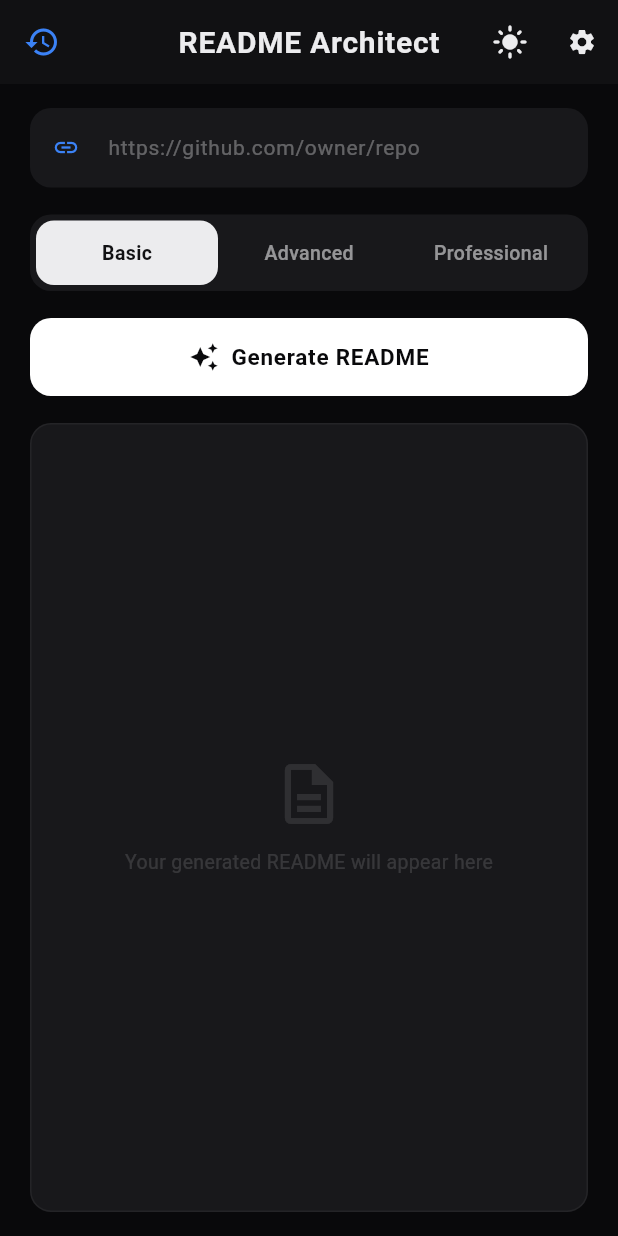
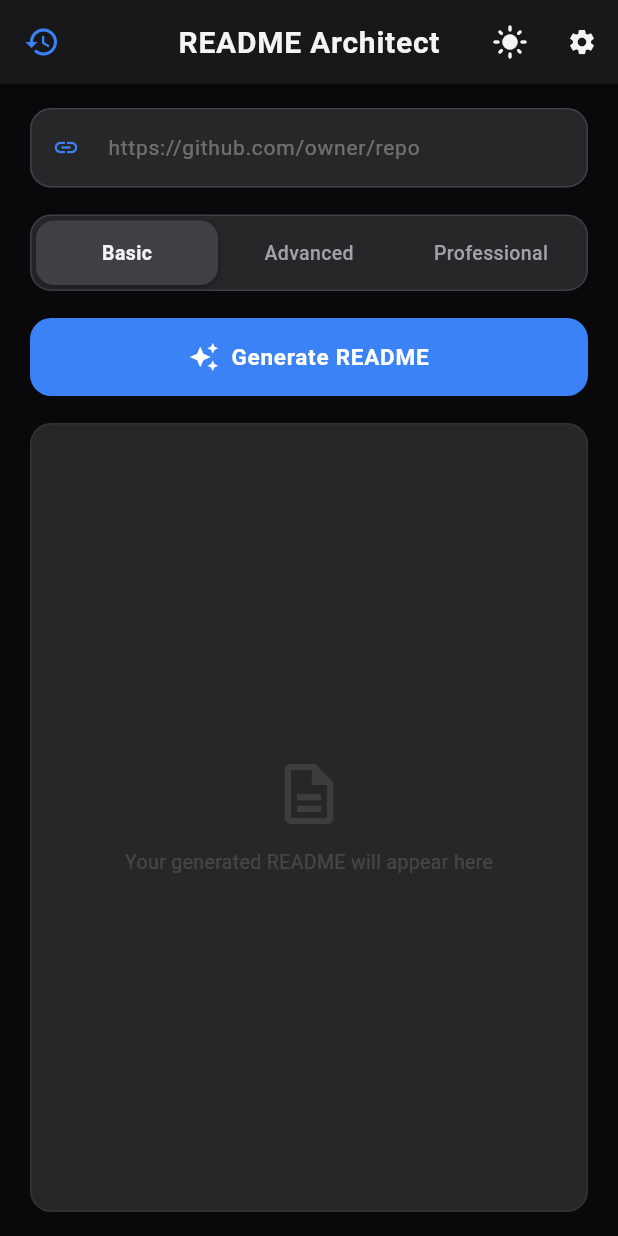
Before and after one commit to JAIN2309/ReadmeArchitect, a Flutter app: the MobileScreen screen opened directly, on a phone screen of 412 x 824 dp. Run offline on Flutter 3.47's test engine with Material 3 defaults, Android fonts, the phone set to English and light mode, and no system bars; our stand-ins replace flutter_markdown, flutter_secure_storage, shared_preferences; missing offline and left inert: universal_html; accounts and stored records are empty; Roboto replaces fonts that are missing (Segoe UI).

Commit message:
style: Overhaul segmented tab switch, light/dark color contrast, and primary generate button

```diff
--- a/frontend/lib/screens/desktop_screen.dart
+++ b/frontend/lib/screens/desktop_screen.dart
@@ -248,7 +248,7 @@ class _DesktopScreenState extends State<DesktopScreen>
         color: Theme.of(context).colorScheme.surface,
         border: Border(
           bottom: BorderSide(
-            color: Theme.of(context).colorScheme.onSurface.withAlpha(15),
+            color: Theme.of(context).colorScheme.surfaceContainerHighest,
           ),
         ),
       ),
--- a/frontend/lib/theme/app_theme.dart
+++ b/frontend/lib/theme/app_theme.dart
@@ -1,59 +1,60 @@
 import 'package:flutter/material.dart';
 
 class AppTheme {
-  // ── Light Mode ─ Clean, Airy, High-Contrast ────────────────────────────
+  // ── Pristine Modern Light Mode (Slate Palette) ───────────────────────────
   static final ThemeData lightTheme = ThemeData(
     brightness: Brightness.light,
-    scaffoldBackgroundColor: const Color(0xFFF7F8FA),
+    scaffoldBackgroundColor: const Color(0xFFF8FAFC), // Slate 50
     fontFamily: 'Segoe UI',
     useMaterial3: true,
     colorScheme: const ColorScheme.light(
-      primary: Color(0xFF0066FF),       // Vivid Blue
+      primary: Color(0xFF2563EB),                  // Blue 600 accent
       onPrimary: Colors.white,
-      surface: Colors.white,
-      onSurface: Color(0xFF1A1A1A),     // Near-black text
-      surfaceContainerHigh: Color(0xFFF0F1F3),   // Input fields / cards
-      surfaceContainerHighest: Color(0xFFDCDEE3), // Borders
-      secondary: Color(0xFF0066FF),
+      surface: Colors.white,                        // Cards, Panels, Toolbar
+      onSurface: Color(0xFF0F172A),                // Slate 900 - Crisp dark text
+      surfaceContainerHigh: Color(0xFFF1F5F9),      // Slate 100 - Inputs, Tabs container
+      surfaceContainerHighest: Color(0xFFE2E8F0),   // Slate 200 - Borders, Dividers
+      secondary: Color(0xFF2563EB),
       onSecondary: Colors.white,
     ),
     appBarTheme: const AppBarTheme(
       backgroundColor: Colors.white,
-      foregroundColor: Color(0xFF1A1A1A),
+      foregroundColor: Color(0xFF0F172A),
       elevation: 0,
       scrolledUnderElevation: 0.5,
     ),
-    dividerColor: const Color(0xFFE2E4E9),
+    dividerColor: const Color(0xFFE2E8F0),
     cardColor: Colors.white,
     elevatedButtonTheme: ElevatedButtonThemeData(
       style: ElevatedButton.styleFrom(
-        backgroundColor: const Color(0xFF1A1A1A),
+        backgroundColor: const Color(0xFF2563EB),
         foregroundColor: Colors.white,
-        elevation: 0,
+        elevation: 2,
+        shadowColor: const Color(0xFF2563EB).withAlpha(80),
         shape: RoundedRectangleBorder(borderRadius: BorderRadius.circular(10)),
       ),
     ),
   );
 
-  // ── Dark Mode ─ Rich, Deep, Premium ────────────────────────────────────
+  // ── Premium Dark Mode (Zinc Palette) ────────────────────────────────────
   static final ThemeData darkTheme = ThemeData(
     brightness: Brightness.dark,
-    scaffoldBackgroundColor: const Color(0xFF09090B),  // Near-black
+    scaffoldBackgroundColor: const Color(0xFF09090B), // Zinc 950 - Deep dark
     fontFamily: 'Segoe UI',
     useMaterial3: true,
     colorScheme: const ColorScheme.dark(
-      primary: Color(0xFF3B82F6),       // Bright Blue accent
+      primary: Color(0xFF3B82F6),                  // Blue 500 - Vibrant blue accent
       onPrimary: Colors.white,
-      surface: Color(0xFF111113),       // Panels / cards
-      onSurface: Color(0xFFECECEE),    // High-contrast white text
-      surfaceContainerHigh: Color(0xFF18181B),  // Input fields / containers
-      surfaceContainerHighest: Color(0xFF27272A), // Borders
+      surface: Color(0xFF18181B),                  // Zinc 900 - Panels, Toolbar
+      onSurface: Color(0xFFF4F4F5),                // Zinc 100 - Crisp white text
+      surfaceContainerHigh: Color(0xFF27272A),      // Zinc 800 - Inputs, Tabs container
+      surfaceContainerHighest: Color(0xFF3F3F46),   // Zinc 700 - Borders, Dividers
       secondary: Color(0xFF3B82F6),
       onSecondary: Colors.white,
     ),
     appBarTheme: const AppBarTheme(
-      backgroundColor: Color(0xFF111113),
-      foregroundColor: Color(0xFFECECEE),
+      backgroundColor: Color(0xFF18181B),
+      foregroundColor: Color(0xFFF4F4F5),
       elevation: 0,
       scrolledUnderElevation: 0,
     ),
@@ -61,9 +62,10 @@ class AppTheme {
     cardColor: const Color(0xFF18181B),
     elevatedButtonTheme: ElevatedButtonThemeData(
       style: ElevatedButton.styleFrom(
-        backgroundColor: Colors.white,
-        foregroundColor: const Color(0xFF09090B),
-        elevation: 0,
+        backgroundColor: const Color(0xFF3B82F6),
+        foregroundColor: Colors.white,
+        elevation: 2,
+        shadowColor: const Color(0xFF3B82F6).withAlpha(80),
         shape: RoundedRectangleBorder(borderRadius: BorderRadius.circular(10)),
       ),
     ),
--- a/frontend/lib/widgets/shared/generate_button.dart
+++ b/frontend/lib/widgets/shared/generate_button.dart
@@ -41,7 +41,7 @@ class GenerateButton extends StatelessWidget {
                 width: 20,
                 child: CircularProgressIndicator(
                   strokeWidth: 2.5,
-                  color: Theme.of(context).colorScheme.surface,
+                  color: Colors.white,
                 ),
               )
             : Row(
--- a/frontend/lib/widgets/shared/mode_selector.dart
+++ b/frontend/lib/widgets/shared/mode_selector.dart
@@ -15,41 +15,60 @@ class ModeSelector extends StatelessWidget {
     required this.selectedIndex,
     required this.onModeSelected,
     this.isExpanded = false,
-    this.borderRadius = 14,
-    this.padding = const EdgeInsets.symmetric(horizontal: 16, vertical: 12),
-    this.fontSize = 13,
+    this.borderRadius = 10,
+    this.padding = const EdgeInsets.symmetric(horizontal: 14, vertical: 8),
+    this.fontSize = 12,
   });
 
   @override
   Widget build(BuildContext context) {
+    final isDark = Theme.of(context).brightness == Brightness.dark;
+
     return Container(
       decoration: BoxDecoration(
         color: Theme.of(context).colorScheme.surfaceContainerHigh,
         borderRadius: BorderRadius.circular(borderRadius),
+        border: Border.all(
+          color: Theme.of(context).colorScheme.surfaceContainerHighest,
+          width: 1,
+        ),
       ),
-      padding: const EdgeInsets.all(4),
+      padding: const EdgeInsets.all(3),
       child: Row(
         mainAxisSize: isExpanded ? MainAxisSize.max : MainAxisSize.min,
         children: List.generate(modes.length, (i) {
           final isSelected = selectedIndex == i;
 
+          final activeBg = isDark ? const Color(0xFF3F3F46) : Colors.white;
+          final activeFg = isDark ? const Color(0xFFF4F4F5) : const Color(0xFF0F172A);
+          final inactiveFg = isDark ? const Color(0xFFA1A1AA) : const Color(0xFF475569);
+
           final item = GestureDetector(
             onTap: () => onModeSelected(i),
             child: AnimatedContainer(
-              duration: const Duration(milliseconds: 200),
+              duration: const Duration(milliseconds: 180),
               curve: Curves.easeInOut,
               padding: padding,
               decoration: BoxDecoration(
-                color: isSelected ? Theme.of(context).colorScheme.onSurface : Colors.transparent,
+                color: isSelected ? activeBg : Colors.transparent,
                 borderRadius: BorderRadius.circular(borderRadius - 2),
+                boxShadow: isSelected
+                    ? [
+                        BoxShadow(
+                          color: isDark
+                              ? Colors.black.withAlpha(70)
+                              : Colors.black.withAlpha(18),
+                          blurRadius: 4,
+                          offset: const Offset(0, 1.5),
+                        ),
+                      ]
+                    : null,
               ),
               alignment: isExpanded ? Alignment.center : null,
               child: Text(
                 modes[i],
                 style: TextStyle(
-                  color: isSelected
-                      ? Theme.of(context).colorScheme.surface
-                      : Theme.of(context).colorScheme.onSurface.withAlpha(150),
+                  color: isSelected ? activeFg : inactiveFg,
                   fontWeight: isSelected ? FontWeight.w600 : FontWeight.w500,
                   fontSize: fontSize,
                 ),
--- a/frontend/lib/widgets/shared/url_input_field.dart
+++ b/frontend/lib/widgets/shared/url_input_field.dart
@@ -42,9 +42,12 @@ class UrlInputField extends StatelessWidget {
         ),
         filled: true,
         fillColor: Theme.of(context).colorScheme.surfaceContainerHigh,
-        border: OutlineInputBorder(
+        enabledBorder: OutlineInputBorder(
           borderRadius: BorderRadius.circular(borderRadius),
-          borderSide: BorderSide.none,
+          borderSide: BorderSide(
+            color: Theme.of(context).colorScheme.surfaceContainerHighest,
+            width: 1,
+          ),
         ),
         focusedBorder: OutlineInputBorder(
           borderRadius: BorderRadius.circular(borderRadius),
```
